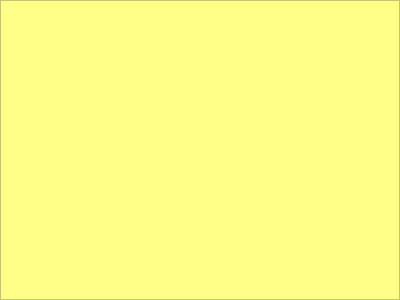
Old version of the form src/notesapp/ui/note.ui in the repository juliendz/noteslot.
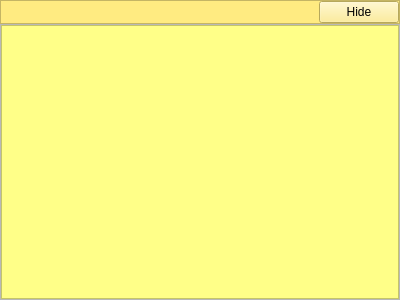
New version of the form.

Commit message: notes hiding/show wip

What changed in the file:
```diff
--- a/src/notesapp/ui/note.ui
+++ b/src/notesapp/ui/note.ui
@@ -14,6 +14,9 @@
    <string>Form</string>
   </property>
   <layout class="QVBoxLayout" name="verticalLayout">
+   <property name="spacing">
+    <number>0</number>
+   </property>
    <property name="leftMargin">
     <number>0</number>
    </property>
@@ -27,10 +30,87 @@
     <number>0</number>
    </property>
    <item>
-    <widget class="QTextEdit" name="textEdit_note">
+    <widget class="QFrame" name="frame">
      <property name="styleSheet">
-      <string notr="true">background-color: rgb(255, 255, 136);</string>
+      <string notr="true">background-color: rgb(255, 235, 129);</string>
      </property>
+     <property name="frameShape">
+      <enum>QFrame::StyledPanel</enum>
+     </property>
+     <property name="frameShadow">
+      <enum>QFrame::Raised</enum>
+     </property>
+     <layout class="QHBoxLayout" name="horizontalLayout">
+      <property name="spacing">
+       <number>0</number>
+      </property>
+      <property name="leftMargin">
+       <number>0</number>
+      </property>
+      <property name="topMargin">
+       <number>0</number>
+      </property>
+      <property name="rightMargin">
+       <number>0</number>
+      </property>
+      <property name="bottomMargin">
+       <number>0</number>
+      </property>
+      <item>
+       <spacer name="horizontalSpacer">
+        <property name="orientation">
+         <enum>Qt::Horizontal</enum>
+        </property>
+        <property name="sizeHint" stdset="0">
+         <size>
+          <width>320</width>
+          <height>20</height>
+         </size>
+        </property>
+       </spacer>
+      </item>
+      <item>
+       <widget class="QPushButton" name="btn_hide">
+        <property name="text">
+         <string>Hide</string>
+        </property>
+       </widget>
+      </item>
+     </layout>
+    </widget>
+   </item>
+   <item>
+    <widget class="QFrame" name="frame_2">
+     <property name="frameShape">
+      <enum>QFrame::StyledPanel</enum>
+     </property>
+     <property name="frameShadow">
+      <enum>QFrame::Raised</enum>
+     </property>
+     <layout class="QHBoxLayout" name="horizontalLayout_2">
+      <property name="spacing">
+       <number>0</number>
+      </property>
+      <property name="leftMargin">
+       <number>0</number>
+      </property>
+      <property name="topMargin">
+       <number>0</number>
+      </property>
+      <property name="rightMargin">
+       <number>0</number>
+      </property>
+      <property name="bottomMargin">
+       <number>0</number>
+      </property>
+      <item>
+       <widget class="QTextEdit" name="textEdit_note">
+        <property name="styleSheet">
+         <string notr="true">background-color: rgb(255, 255, 136);</string>
+        </property>
+       </widget>
+      </item>
+     </layout>
     </widget>
    </item>
   </layout>
```
The commit also changes 5 other files.
